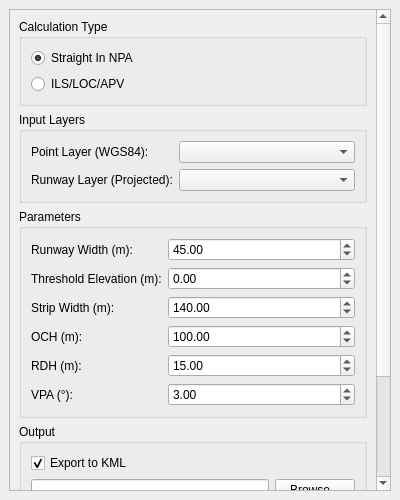
Qt form Q_Pansopy/qpansopy_vss_dockwidget.ui (FLYGHT7/qpansopy) before a commit.
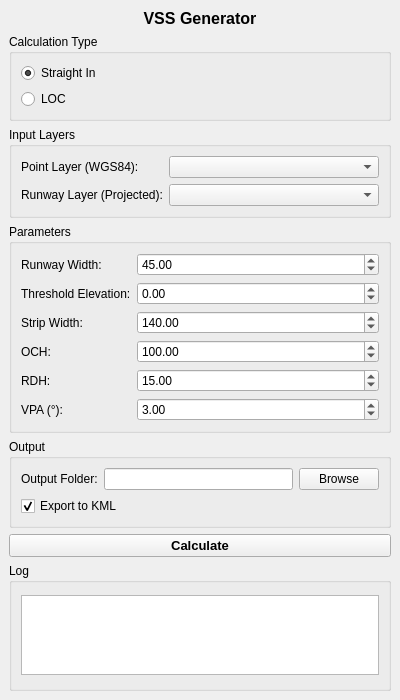
The same form after that commit. Custom widgets are drawn as their Qt base class.

Commit message:
Add CSV loading functionality and UI enhancements to QPANSOPY plugins
- Implemented a button to load constants from a CSV file in qpansopy_oas_ils_dockwidget.py.
- Added a log message to confirm successful CSV loading.
- Updated UI to include a new button for loading CSV and adjusted log area size.
- Enhanced the VSS dock widget by modifying layout sizes and improving parameter handling.
- Corrected parameter names in the wind spiral calculations to ensure consistency.
- Improved the overall user interface for better usability and clarity.

What changed in the file:
```diff
--- a/Q_Pansopy/qpansopy_vss_dockwidget.ui
+++ b/Q_Pansopy/qpansopy_vss_dockwidget.ui
@@ -7,51 +7,41 @@
     <x>0</x>
     <y>0</y>
     <width>400</width>
-    <height>500</height>
+    <height>700</height>
    </rect>
   </property>
-  <property name="minimumSize">
-   <size>
-    <width>300</width>
-    <height>300</height>
-   </size>
-  </property>
-  <property name="maximumSize">
-   <size>
-    <width>16777215</width>
-    <height>600</height>
-   </size>
-  </property>
   <property name="windowTitle">
    <string>QPANSOPY VSS</string>
   </property>
   <widget class="QWidget" name="dockWidgetContents">
    <layout class="QVBoxLayout" name="verticalLayout">
     <item>
-     <widget class="QScrollArea" name="scrollArea">
-      <property name="widgetResizable">
-       <bool>true</bool>
+     <widget class="QLabel" name="titleLabel">
+      <property name="font">
+       <font>
+        <pointsize>12</pointsize>
+        <weight>75</weight>
+        <bold>true</bold>
+       </font>
       </property>
-      <widget class="QWidget" name="scrollAreaWidgetContents">
-       <property name="geometry">
-        <rect>
-         <x>0</x>
-         <y>0</y>
-         <width>380</width>
-         <height>450</height>
-        </rect>
-       </property>
-       <layout class="QVBoxLayout" name="verticalLayout_2">
+      <property name="text">
+       <string>VSS Generator</string>
+      </property>
+      <property name="alignment">
+       <set>Qt::AlignCenter</set>
+      </property>
+     </widget>
+    </item>
         <item>
-         <widget class="QGroupBox" name="groupBox">
+     <widget class="QGroupBox" name="calculationTypeGroupBox">
           <property name="title">
            <string>Calculation Type</string>
           </property>
-          <layout class="QVBoxLayout" name="verticalLayout_3">
+      <layout class="QVBoxLayout" name="verticalLayout_4">
            <item>
             <widget class="QRadioButton" name="straightInNPARadioButton">
              <property name="text">
-              <string>Straight In NPA</string>
+          <string>Straight In</string>
              </property>
              <property name="checked">
               <bool>true</bool>
@@ -59,9 +49,9 @@
             </widget>
            </item>
            <item>
-            <widget class="QRadioButton" name="ilsLocApvRadioButton">
+        <widget class="QRadioButton" name="locRadioButton">
              <property name="text">
-              <string>ILS/LOC/APV</string>
+          <string>LOC</string>
              </property>
             </widget>
            </item>
@@ -69,13 +59,13 @@
          </widget>
         </item>
         <item>
-         <widget class="QGroupBox" name="groupBox_2">
+     <widget class="QGroupBox" name="layersGroupBox">
           <property name="title">
            <string>Input Layers</string>
           </property>
-          <layout class="QFormLayout" name="formLayout">
+      <layout class="QFormLayout" name="formLayout_2">
            <item row="0" column="0">
-            <widget class="QLabel" name="label">
+        <widget class="QLabel" name="pointLayerLabel">
              <property name="text">
               <string>Point Layer (WGS84):</string>
              </property>
@@ -85,7 +75,7 @@
             <widget class="QgsMapLayerComboBox" name="pointLayerComboBox"/>
            </item>
            <item row="1" column="0">
-            <widget class="QLabel" name="label_2">
+        <widget class="QLabel" name="runwayLayerLabel">
              <property name="text">
               <string>Runway Layer (Projected):</string>
              </property>
@@ -98,15 +88,15 @@
          </widget>
         </item>
         <item>
-         <widget class="QGroupBox" name="groupBox_3">
+     <widget class="QGroupBox" name="parametersGroupBox">
           <property name="title">
            <string>Parameters</string>
           </property>
-          <layout class="QFormLayout" name="formLayout_2">
+      <layout class="QFormLayout" name="parametersFormLayout">
            <item row="0" column="0">
-            <widget class="QLabel" name="label_3">
+        <widget class="QLabel" name="rwyWidthLabel">
              <property name="text">
-              <string>Runway Width (m):</string>
+          <string>Runway Width:</string>
              </property>
             </widget>
            </item>
@@ -124,9 +114,9 @@
             </widget>
            </item>
            <item row="1" column="0">
-            <widget class="QLabel" name="label_4">
+        <widget class="QLabel" name="thrElevLabel">
              <property name="text">
-              <string>Threshold Elevation (m):</string>
+          <string>Threshold Elevation:</string>
              </property>
             </widget>
            </item>
@@ -138,15 +128,12 @@
              <property name="maximum">
               <double>5000.000000000000000</double>
              </property>
-             <property name="value">
-              <double>0.000000000000000</double>
-             </property>
             </widget>
            </item>
            <item row="2" column="0">
-            <widget class="QLabel" name="label_5">
+        <widget class="QLabel" name="stripWidthLabel">
              <property name="text">
-              <string>Strip Width (m):</string>
+          <string>Strip Width:</string>
              </property>
             </widget>
            </item>
@@ -164,9 +151,9 @@
             </widget>
            </item>
            <item row="3" column="0">
-            <widget class="QLabel" name="label_6">
+        <widget class="QLabel" name="ochLabel">
              <property name="text">
-              <string>OCH (m):</string>
+          <string>OCH:</string>
              </property>
             </widget>
            </item>
@@ -184,9 +171,9 @@
             </widget>
            </item>
            <item row="4" column="0">
-            <widget class="QLabel" name="label_7">
+        <widget class="QLabel" name="rdhLabel">
              <property name="text">
-              <string>RDH (m):</string>
+          <string>RDH:</string>
              </property>
             </widget>
            </item>
@@ -204,7 +191,7 @@
             </widget>
            </item>
            <item row="5" column="0">
-            <widget class="QLabel" name="label_8">
+        <widget class="QLabel" name="vpaLabel">
              <property name="text">
               <string>VPA (°):</string>
              </property>
@@ -227,51 +214,71 @@
          </widget>
         </item>
         <item>
-         <widget class="QGroupBox" name="groupBox_4">
+     <widget class="QGroupBox" name="outputGroupBox">
           <property name="title">
            <string>Output</string>
           </property>
-          <layout class="QVBoxLayout" name="verticalLayout_4">
-           <item>
-            <widget class="QCheckBox" name="exportKmlCheckBox">
-             <property name="text">
-              <string>Export to KML</string>
-             </property>
-             <property name="checked">
-              <bool>true</bool>
-             </property>
-            </widget>
-           </item>
+      <layout class="QVBoxLayout" name="verticalLayout_2">
            <item>
             <layout class="QHBoxLayout" name="horizontalLayout">
+         <item>
+          <widget class="QLabel" name="outputFolderLabel">
+           <property name="text">
+            <string>Output Folder:</string>
+           </property>
+          </widget>
+         </item>
              <item>
               <widget class="QLineEdit" name="outputFolderLineEdit"/>
              </item>
              <item>
               <widget class="QPushButton" name="browseButton">
                <property name="text">
-                <string>Browse...</string>
+            <string>Browse</string>
                </property>
               </widget>
              </item>
             </layout>
            </item>
+       <item>
+        <widget class="QCheckBox" name="exportKmlCheckBox">
+         <property name="text">
+          <string>Export to KML</string>
+         </property>
+         <property name="checked">
+          <bool>true</bool>
+         </property>
+        </widget>
+       </item>
           </layout>
          </widget>
         </item>
         <item>
          <widget class="QPushButton" name="calculateButton">
+      <property name="font">
+       <font>
+        <pointsize>10</pointsize>
+        <weight>75</weight>
+        <bold>true</bold>
+       </font>
+      </property>
           <property name="text">
            <string>Calculate</string>
           </property>
          </widget>
         </item>
         <item>
+     <widget class="QGroupBox" name="logGroupBox">
+      <property name="title">
+       <string>Log</string>
+      </property>
+      <layout class="QVBoxLayout" name="verticalLayout_3">
+       <item>
          <widget class="QTextEdit" name="logTextEdit">
           <property name="maximumSize">
            <size>
             <width>16777215</width>
-            <height>100</height>
+           <height>80</height>
            </size>
           </property>
           <property name="readOnly">
@@ -280,7 +287,6 @@
          </widget>
         </item>
        </layout>
-      </widget>
      </widget>
     </item>
    </layout>
```
Lines whose indentation alone changed are shown as unchanged. The commit also changes 6 other files.
